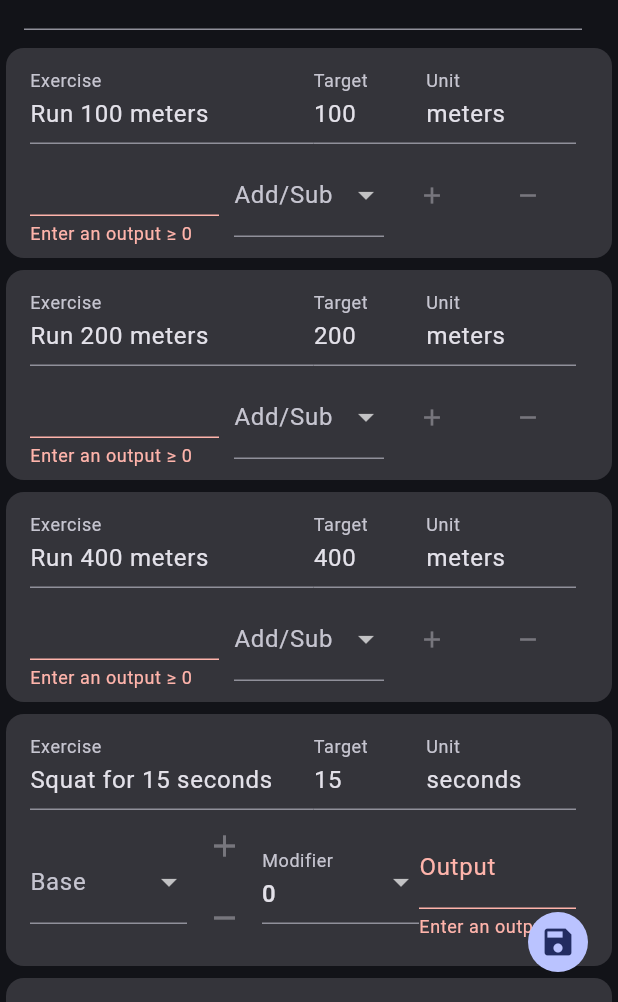
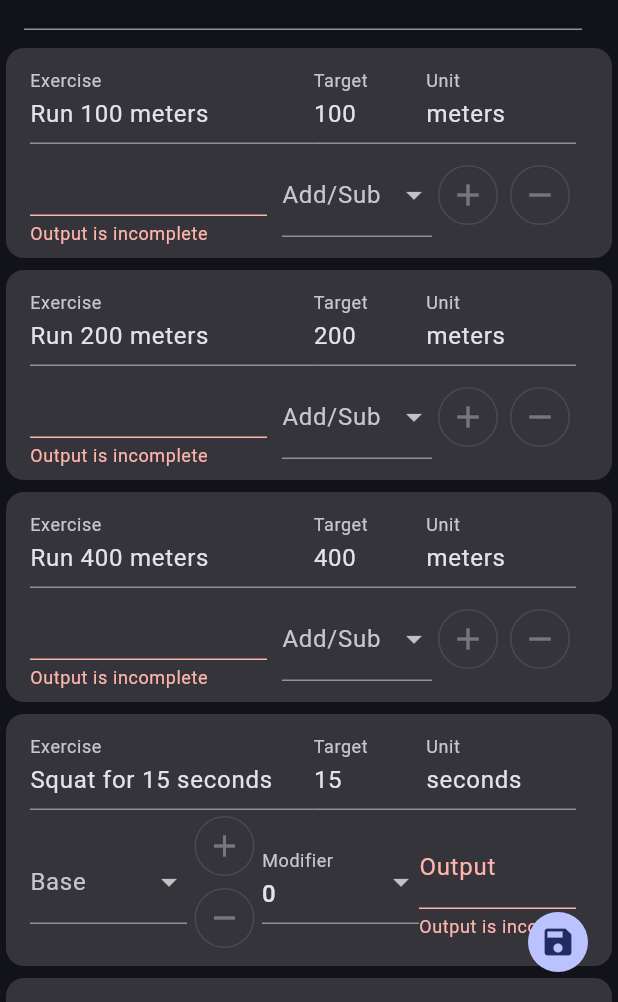
Before and after one commit to ngoantho/flutter-workout-app, a Flutter app: the screen it shows after launch, after a tap on the "save" icon, on a phone screen of 412 x 824 dp, the part 234-1236 px from its top. Run offline on Flutter 3.47's test engine with Material 3 defaults, Android fonts, the phone set to English and light mode, and no system bars; missing offline and left inert: date_only.

Commit message:
styling: use outlined buttons, validate auto on user input

```diff
--- a/lib/mixins/validate_output.dart
+++ b/lib/mixins/validate_output.dart
@@ -1,7 +1,7 @@
 mixin ValidateOutputMixin {
   String? validateOutput(String? input) {
     if (input == null || input.isEmpty) {
-      return 'Enter an output ≥ 0';
+      return 'Output is incomplete';
     } else if (int.parse(input) < 0) {
       return 'Output must be ≥ 0';
     }
--- a/lib/pages/workout_recording/methods/base_plus_minus_method.dart
+++ b/lib/pages/workout_recording/methods/base_plus_minus_method.dart
@@ -33,12 +33,12 @@ class _BasePlusMinusMethodState extends State<BasePlusMinusMethod>
           width: 50,
           child: Column(
             children: [
-              IconButton(
+              IconButton.outlined(
                   onPressed: selectedBase != null
                       ? () => modifyActualOutput(selectedMod)
                       : null,
                   icon: Icon(Icons.add)),
-              IconButton(
+              IconButton.outlined(
                   onPressed:
                       selectedBase != null && widget.controller.output > 0
                           ? () => modifyActualOutput(-selectedMod)
--- a/lib/pages/workout_recording/methods/value_dropdown_method.dart
+++ b/lib/pages/workout_recording/methods/value_dropdown_method.dart
@@ -41,17 +41,17 @@ class _ValueDropdownMethodState extends State<ValueDropdownMethod>
                 items: toDropdownMenuItemList([1, 10, 100]),
                 onChanged: (value) => dropdownOnChanged(value))),
         SizedBox(
-            child: TextButton(
+            child: IconButton.outlined(
                 onPressed: selectedValue != null
                     ? () => modifyActualOutput(selectedValue!)
                     : null,
-                child: Icon(Icons.add))),
+                icon: Icon(Icons.add))),
         SizedBox(
-            child: TextButton(
+            child: IconButton.outlined(
                 onPressed: selectedValue != null && widget.controller.output > 0
                     ? () => modifyActualOutput(-selectedValue!)
                     : null,
-                child: Icon(Icons.remove)))
+                icon: Icon(Icons.remove)))
       ],
     );
   }
--- a/lib/pages/workout_recording/workout_recording_page.dart
+++ b/lib/pages/workout_recording/workout_recording_page.dart
@@ -50,6 +50,7 @@ class _WorkoutRecordingPageState extends State<WorkoutRecordingPage> {
   Widget build(BuildContext context) {
     return Form(
         key: _formKey,
+        autovalidateMode: AutovalidateMode.onUserInteraction,
         child: CommonScaffold(
             title: 'Record Workout',
             floatingActionButton:
```
